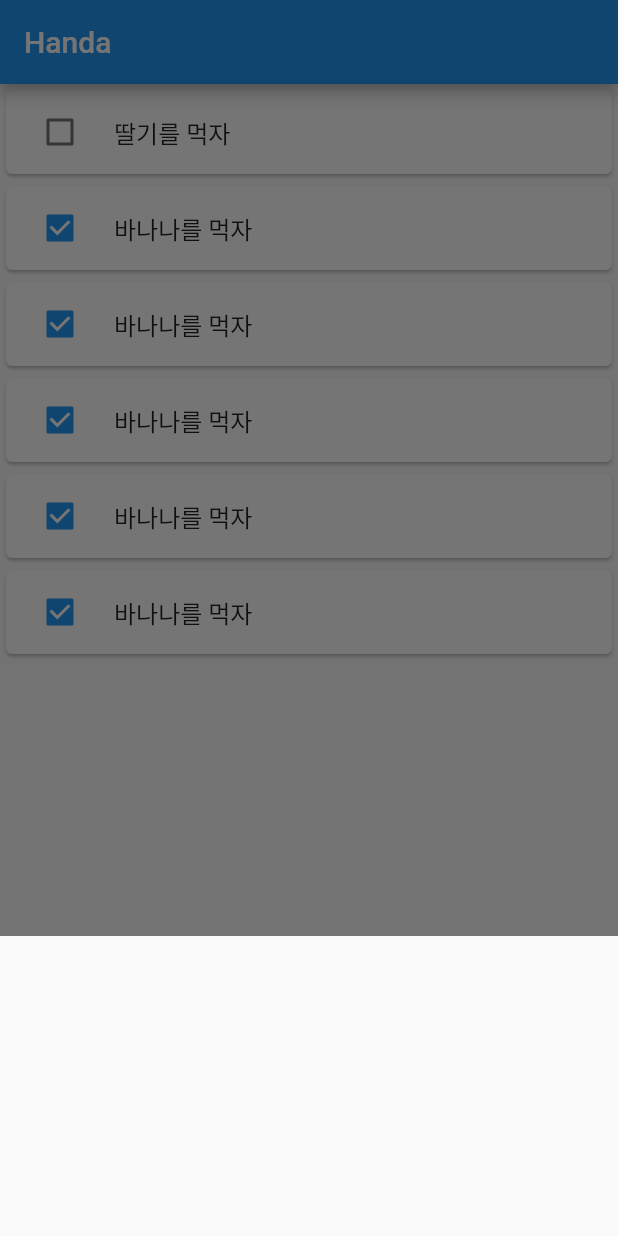
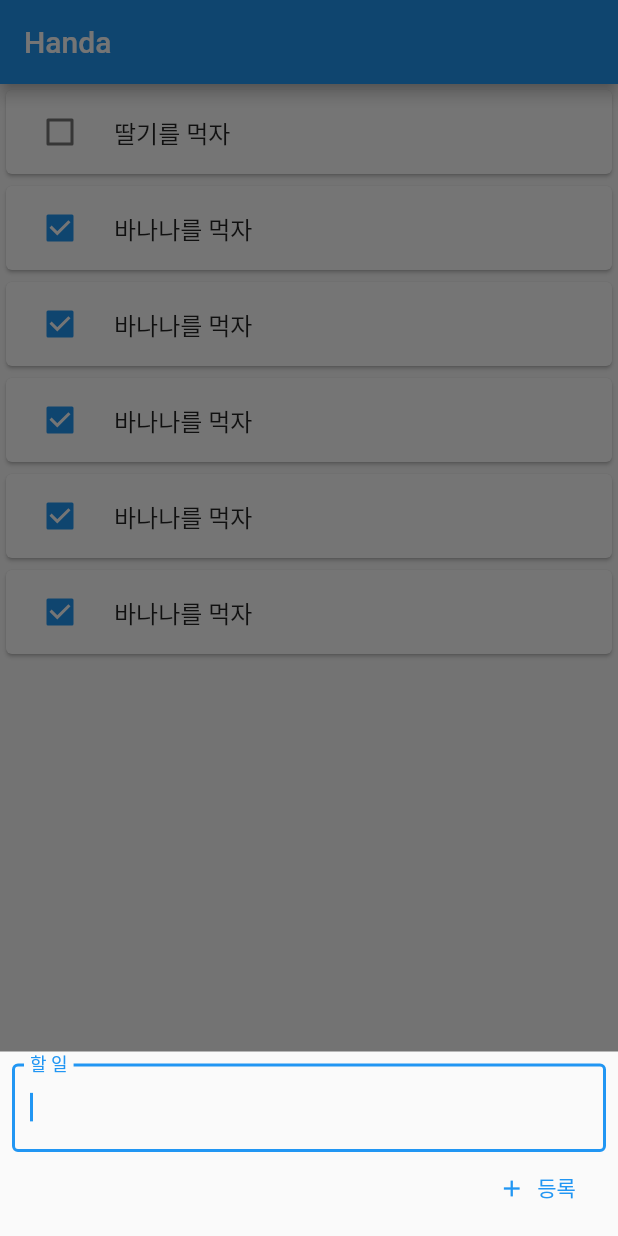
Before and after one commit to lteawoo/Handa_front, a Flutter app: the screen it shows after launch, after a tap on the "add" icon, on a phone screen of 412 x 824 dp. Run offline on Flutter 3.47's test engine with Material 2 defaults, Android fonts, the phone set to English and light mode, and no system bars.

Commit message:
bottomsheet의 textfield 및 button 구현중

```diff
--- a/lib/main.dart
+++ b/lib/main.dart
@@ -1,3 +1,4 @@
+import 'package:flutter/cupertino.dart';
 import 'package:flutter/material.dart';
 import 'package:flutter/foundation.dart';
 
@@ -8,7 +9,37 @@ class MyApp extends StatelessWidget {
     showModalBottomSheet<void>(
       context: context,
       builder: (context) {
-        return _BottomSheetContent();
+        return Container(
+          padding: EdgeInsets.all(8.0),
+          child: Column(
+            mainAxisSize: MainAxisSize.min,
+            children: <Widget>[
+              TextField(
+                autofocus: true,
+                decoration: InputDecoration(
+                  border: OutlineInputBorder(),
+                  labelText: '할 일',
+                ),
+              ),
+              Row(
+                mainAxisSize: MainAxisSize.max,
+                children: <Widget>[
+                  Expanded(
+                    child: Align(
+                      alignment: Alignment.bottomRight,
+                      child: FlatButton.icon(
+                        textColor: Theme.of(context).primaryColor,//Theme.of(context).textTheme.button.color,
+                        icon: const Icon(Icons.add, size: 18),
+                        label: Text('등록'),
+                        onPressed: () {},
+                      ),
+                    ),
+                  )
+                ],
+              )
+            ],
+          ),
+        );
       }
     );
   }
@@ -118,19 +149,6 @@ class _TodoItemListState extends State<TodoItemListWidget> {
           widget.items.insert(newIndex > oldIndex ? newIndex - 1: newIndex, item);
         });
       }
-    );
-  }
-}
-
-class _BottomSheetContent extends StatelessWidget {
-  @override
-  Widget build(BuildContext context) {
-    return Container(
-      height: 200,
-      child: Column(
-        children: <Widget>[
-        ],
-      )
     );
   }
 }
```
